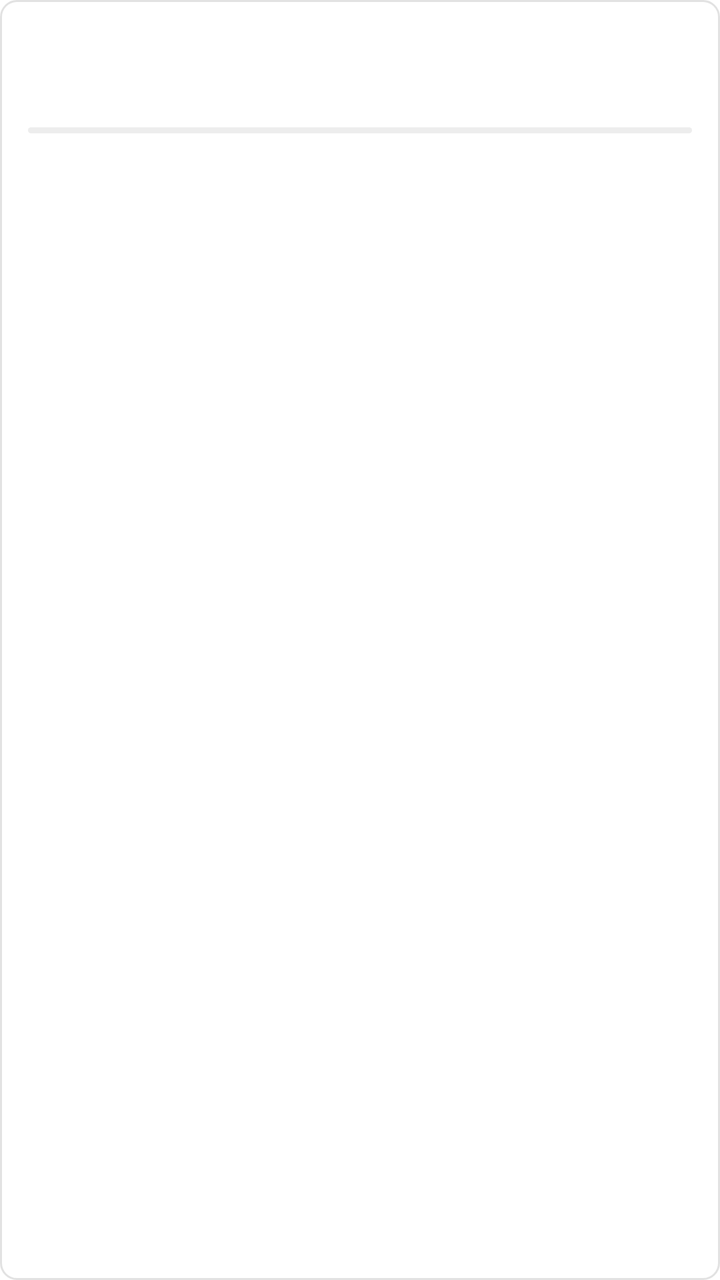
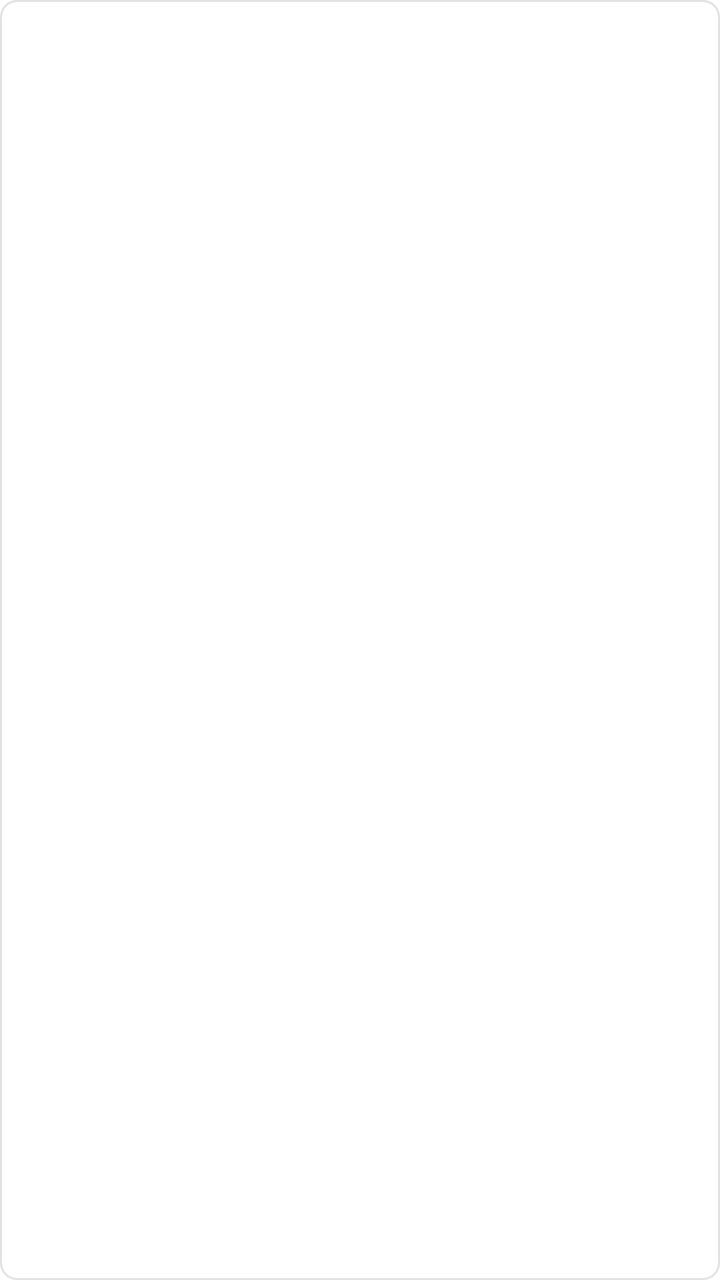

Before-and-after screenshots of an Android layout around one commit, followed by the original layout XML and the change that was made.
<!-- AndroidManifest.xml: application theme Theme.TrailNote -->
<!-- res/layout/item_growth_area.xml -->
<?xml version="1.0" encoding="utf-8"?>
<LinearLayout xmlns:android="http://schemas.android.com/apk/res/android"
    android:layout_width="match_parent"
    android:layout_height="wrap_content"
    android:layout_marginBottom="@dimen/item_gap"
    android:background="@drawable/bg_card"
    android:clickable="true"
    android:focusable="true"
    android:minHeight="74dp"
    android:orientation="vertical"
    android:padding="@dimen/card_padding">

    <TextView
        android:id="@+id/titleText"
        style="@style/TrailText.Section"
        android:layout_width="match_parent"
        android:layout_height="wrap_content" />

    <TextView
        android:id="@+id/metaText"
        style="@style/TrailText.Meta"
        android:layout_width="match_parent"
        android:layout_height="wrap_content"
        android:layout_marginTop="6dp" />

    <ProgressBar
        android:id="@+id/progressBar"
        style="?android:attr/progressBarStyleHorizontal"
        android:layout_width="match_parent"
        android:layout_height="@dimen/progress_height"
        android:layout_marginTop="10dp"
        android:max="100"
        android:progressDrawable="@drawable/progress_horizontal" />
</LinearLayout>
<!-- resources referenced by this layout -->
<resources>
  <dimen name="card_padding">14dp</dimen>
  <dimen name="item_gap">10dp</dimen>
  <dimen name="progress_height">3dp</dimen>
  <!-- drawable bg_card (drawable) -->
  <?xml version="1.0" encoding="utf-8"?>
  <shape xmlns:android="http://schemas.android.com/apk/res/android">
      <solid android:color="@color/white" />
      <stroke android:width="1dp" android:color="@color/trail_line" />
      <corners android:radius="@dimen/card_radius" />
  </shape>
  <!-- drawable progress_horizontal (drawable) -->
  <?xml version="1.0" encoding="utf-8"?>
  <layer-list xmlns:android="http://schemas.android.com/apk/res/android">
      <item android:id="@android:id/background" android:drawable="@drawable/bg_progress_track" />
      <item android:id="@android:id/progress">
          <clip android:drawable="@drawable/bg_progress_fill" />
      </item>
  </layer-list>
  <style name="TrailText.Meta" parent="TrailText.Base">
          <item name="android:textColor">@color/trail_muted</item>
          <item name="android:textSize">11sp</item>
      </style>
  <style name="TrailText.Section" parent="TrailText.Base">
          <item name="android:textColor">@color/trail_ink</item>
          <item name="android:textSize">14sp</item>
          <item name="android:textStyle">bold</item>
      </style>
  <style name="Theme.TrailNote" parent="Theme.MaterialComponents.DayNight.NoActionBar">
          <item name="colorPrimary">@color/trail_ink</item>
          <item name="colorPrimaryVariant">@color/trail_ink</item>
          <item name="colorSecondary">@color/trail_ink</item>
          <item name="android:fontFamily">sans-serif</item>
          <item name="android:windowLightStatusBar">true</item>
          <item name="android:statusBarColor">@color/trail_bg</item>
          <item name="android:navigationBarColor">@color/white</item>
      </style>
  <color name="white">#FFFFFFFF</color>
  <color name="trail_line">#FFE2E2E2</color>
  <dimen name="card_radius">8dp</dimen>
  <!-- drawable bg_progress_track (drawable) -->
  <?xml version="1.0" encoding="utf-8"?>
  <shape xmlns:android="http://schemas.android.com/apk/res/android">
      <solid android:color="@color/trail_progress_track" />
      <corners android:radius="2dp" />
  </shape>
  <!-- drawable bg_progress_fill (drawable) -->
  <?xml version="1.0" encoding="utf-8"?>
  <shape xmlns:android="http://schemas.android.com/apk/res/android">
      <solid android:color="@color/trail_ink" />
      <corners android:radius="2dp" />
  </shape>
  <style name="TrailText.Base">
          <item name="android:fontFamily">sans-serif</item>
      </style>
  <color name="trail_muted">#FF8A8A8A</color>
  <color name="trail_ink">#FF111111</color>
  <color name="trail_bg">#FFFAFAFA</color>
  <color name="trail_progress_track">#FFEDEDED</color>
</resources>

<!-- the commit's change to res/layout/item_growth_area.xml (unified diff, before → after) -->
@@ -23,12 +23,4 @@
         android:layout_height="wrap_content"
         android:layout_marginTop="6dp" />
 
-    <ProgressBar
-        android:id="@+id/progressBar"
-        style="?android:attr/progressBarStyleHorizontal"
-        android:layout_width="match_parent"
-        android:layout_height="@dimen/progress_height"
-        android:layout_marginTop="10dp"
-        android:max="100"
-        android:progressDrawable="@drawable/progress_horizontal" />
 </LinearLayout>
<!-- resource entries referenced after the edit -->
@@ -2,7 +2,6 @@
 <resources>
   <dimen name="card_padding">14dp</dimen>
   <dimen name="item_gap">10dp</dimen>
-  <dimen name="progress_height">3dp</dimen>
   <!-- drawable bg_card (drawable) -->
   <?xml version="1.0" encoding="utf-8"?>
   <shape xmlns:android="http://schemas.android.com/apk/res/android">
@@ -10,14 +9,6 @@
       <stroke android:width="1dp" android:color="@color/trail_line" />
       <corners android:radius="@dimen/card_radius" />
   </shape>
-  <!-- drawable progress_horizontal (drawable) -->
-  <?xml version="1.0" encoding="utf-8"?>
-  <layer-list xmlns:android="http://schemas.android.com/apk/res/android">
-      <item android:id="@android:id/background" android:drawable="@drawable/bg_progress_track" />
-      <item android:id="@android:id/progress">
-          <clip android:drawable="@drawable/bg_progress_fill" />
-      </item>
-  </layer-list>
   <style name="TrailText.Meta" parent="TrailText.Base">
           <item name="android:textColor">@color/trail_muted</item>
           <item name="android:textSize">11sp</item>
@@ -39,24 +30,11 @@
   <color name="white">#FFFFFFFF</color>
   <color name="trail_line">#FFE2E2E2</color>
   <dimen name="card_radius">8dp</dimen>
-  <!-- drawable bg_progress_track (drawable) -->
-  <?xml version="1.0" encoding="utf-8"?>
-  <shape xmlns:android="http://schemas.android.com/apk/res/android">
-      <solid android:color="@color/trail_progress_track" />
-      <corners android:radius="2dp" />
-  </shape>
-  <!-- drawable bg_progress_fill (drawable) -->
-  <?xml version="1.0" encoding="utf-8"?>
-  <shape xmlns:android="http://schemas.android.com/apk/res/android">
-      <solid android:color="@color/trail_ink" />
-      <corners android:radius="2dp" />
-  </shape>
   <style name="TrailText.Base">
           <item name="android:fontFamily">sans-serif</item>
       </style>
   <color name="trail_muted">#FF8A8A8A</color>
   <color name="trail_ink">#FF111111</color>
   <color name="trail_bg">#FFFAFAFA</color>
-  <color name="trail_progress_track">#FFEDEDED</color>
 </resources>
 
